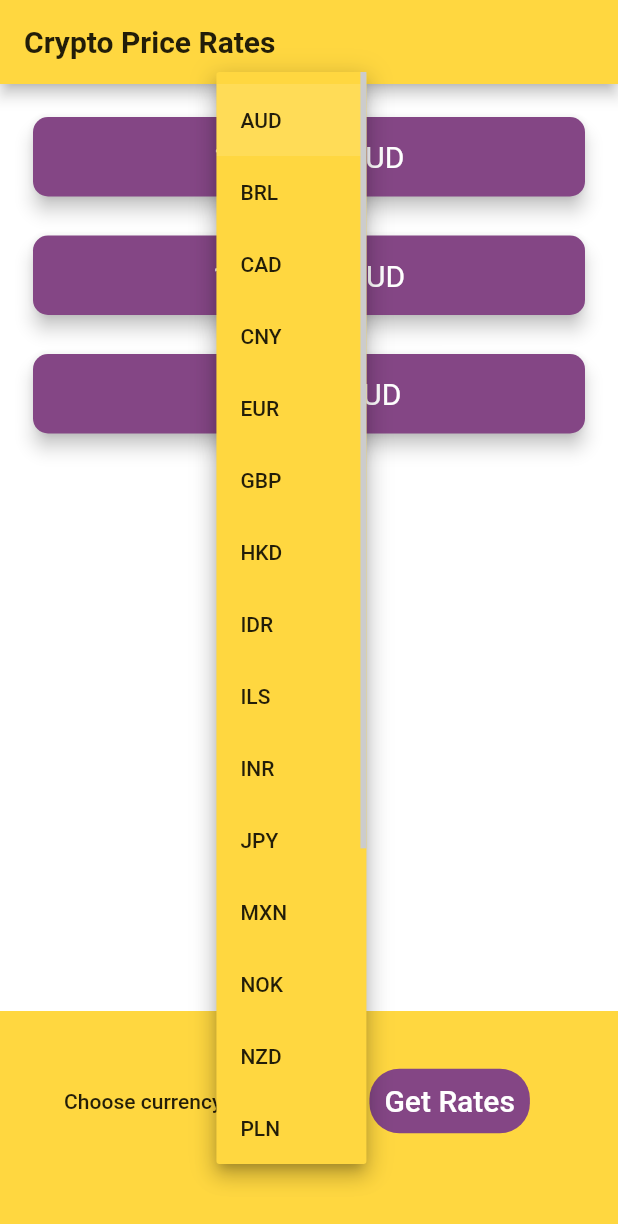
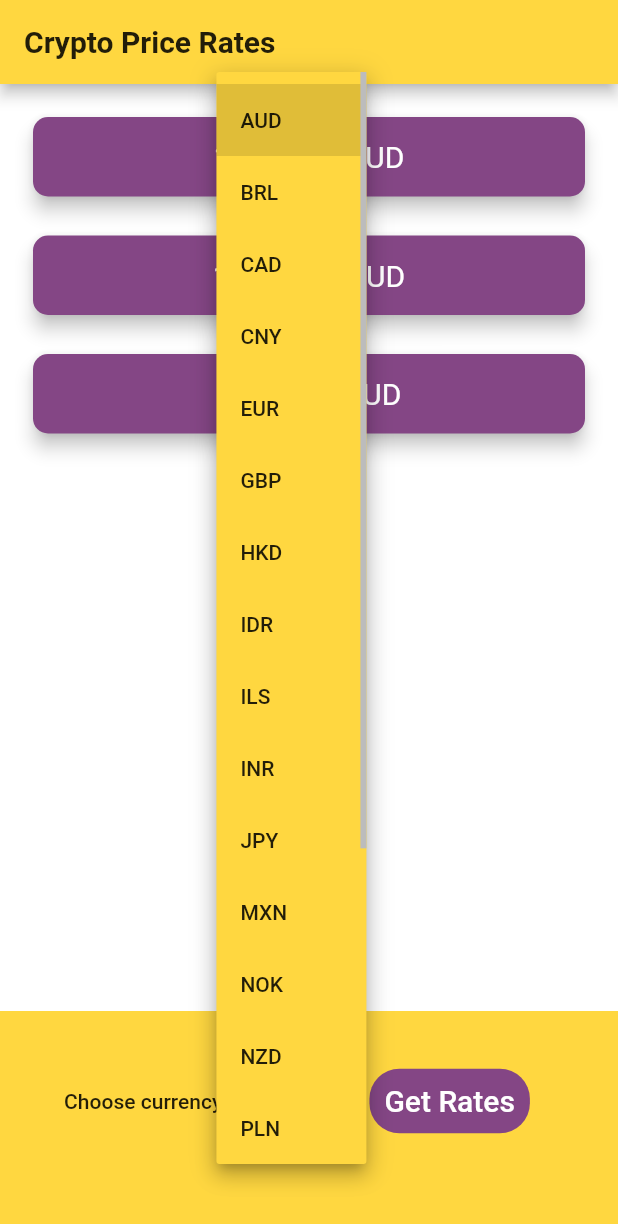
Before and after one commit to merouane-tazeka/crypto-price-rates, a Flutter app: the screen it shows after launch, after a tap on "AUD", on a phone screen of 412 x 824 dp. Shown: the top 1224 px of the screen. Run offline on Flutter 3.47's test engine with Material 2 defaults, Android fonts, the phone set to English and light mode, and no system bars; network calls fail.

```diff
--- a/lib/coin_data.dart
+++ b/lib/coin_data.dart
@@ -33,7 +33,7 @@ const List<String> cryptoList = [
 ];
 
 class CoinData {
-  String _apiKey = '304B6245-FFBA-46F7-A26D-D7FB43E9B23D';
+  String _apiKey = 'API_Key_From_coinAPI.io';
 
   List<DropdownMenuItem<String>> getCurrencyDowndownList() {
     return currenciesList.map<DropdownMenuItem<String>>((String value) {
@@ -76,7 +76,7 @@ class CoinData {
         cryptoPrices[crypto] = price.toStringAsFixed(2);
       } else {
         print('response status code: ${response.statusCode}');
-        throw ('Erreur with the get request');
+        throw ('Error with the get request');
       }
     }
 
--- a/lib/main.dart
+++ b/lib/main.dart
@@ -7,7 +7,8 @@ class MyApp extends StatelessWidget {
   @override
   Widget build(BuildContext context) {
     return MaterialApp(
-      theme: ThemeData.dark().copyWith(primaryColor: Colors.amberAccent, scaffoldBackgroundColor: Colors.white),
+      debugShowCheckedModeBanner: false,
+      theme: ThemeData.light().copyWith(primaryColor: Colors.amberAccent, scaffoldBackgroundColor: Colors.white),
       home: PriceScreen(),
     );
   }
--- a/lib/price_screen.dart
+++ b/lib/price_screen.dart
@@ -1,6 +1,7 @@
 import 'package:flutter/cupertino.dart';
 import 'package:flutter/material.dart';
 import 'package:bitcoin_ticker/widgets/crypto_card.dart';
+import 'package:flutter/services.dart';
 import 'dart:io' show Platform;
 import 'coin_data.dart';
 
```
